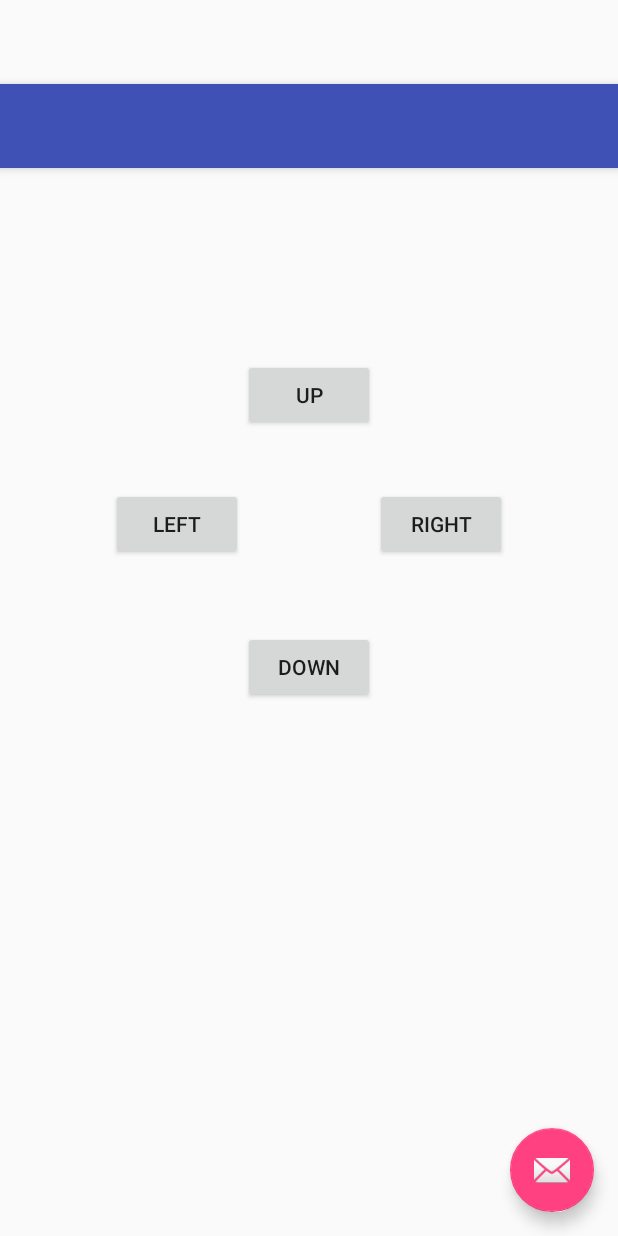
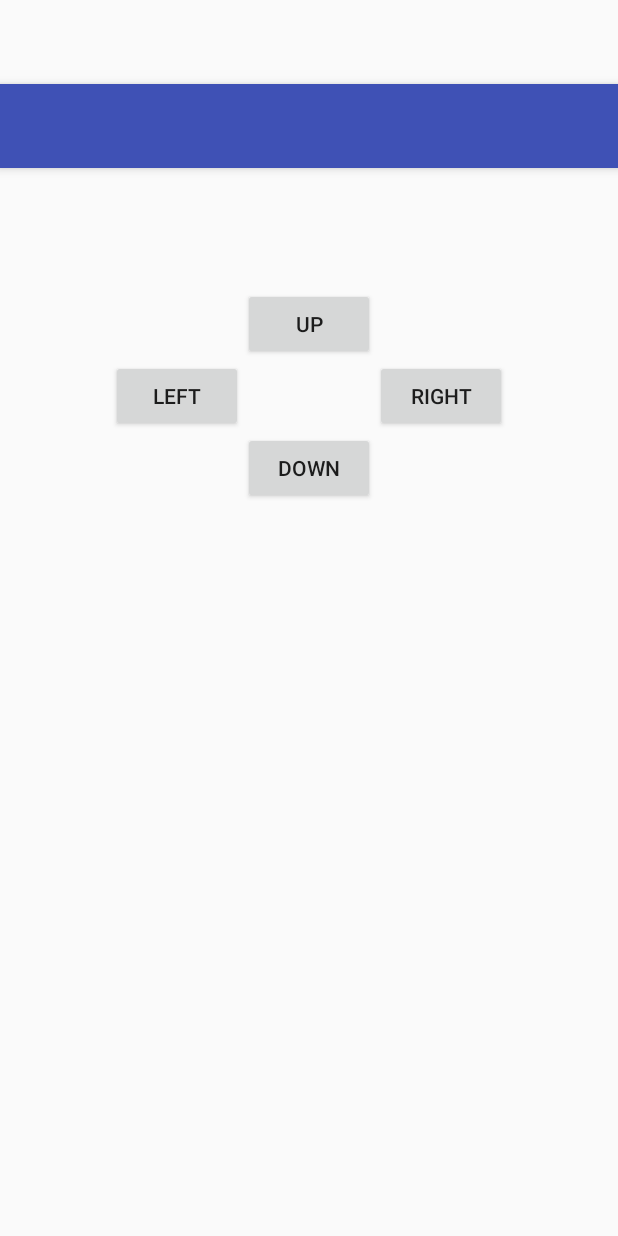
Before and after one commit to dtkelch/SpartaHack, an Android app: the layout activity_main.xml on its own in the app's theme, with its tools: preview values and no code run, on a phone screen of 412 x 824 dp. Run offline under Robolectric (Android 15) with nearby library versions, the phone set to English and light mode, and no system bars.

Commit message:
Plays a little nicer

```diff
--- a/app/src/main/res/layout/activity_main.xml
+++ b/app/src/main/res/layout/activity_main.xml
@@ -24,12 +24,5 @@
 
     <include layout="@layout/content_main"/>
 
-    <android.support.design.widget.FloatingActionButton
-        android:id="@+id/fab"
-        android:layout_width="wrap_content"
-        android:layout_height="wrap_content"
-        android:layout_gravity="bottom|end"
-        android:layout_margin="@dimen/fab_margin"
-        android:src="@android:drawable/ic_dialog_email" />
 
 </android.support.design.widget.CoordinatorLayout>
--- a/app/src/main/res/layout/content_main.xml
+++ b/app/src/main/res/layout/content_main.xml
@@ -18,18 +18,17 @@
         android:layout_height="wrap_content"
         android:text="UP"
         android:id="@+id/button_up"
+        android:layout_marginTop="64dp"
         android:layout_alignParentTop="true"
-        android:layout_centerHorizontal="true"
-        android:layout_marginTop="111dp"/>
+        android:layout_centerHorizontal="true"/>
 
     <Button
         android:layout_width="wrap_content"
         android:layout_height="wrap_content"
         android:text="DOWN"
         android:id="@+id/button_down"
-        android:layout_below="@+id/button_up"
-        android:layout_centerHorizontal="true"
-        android:layout_marginTop="133dp"/>
+        android:layout_below="@+id/button_left"
+        android:layout_toEndOf="@+id/button_left"/>
 
     <Button
         android:layout_width="wrap_content"
@@ -37,14 +36,14 @@
         android:text="LEFT"
         android:id="@+id/button_left"
         android:layout_below="@+id/button_up"
-        android:layout_toStartOf="@+id/button_up"
-        android:layout_marginTop="38dp"/>
+        android:layout_toStartOf="@+id/button_up"/>
 
     <Button
         android:layout_width="wrap_content"
         android:layout_height="wrap_content"
         android:text="RIGHT"
         android:id="@+id/button_right"
-        android:layout_alignTop="@+id/button_left"
+        android:layout_below="@+id/button_up"
         android:layout_toEndOf="@+id/button_up"/>
+
 </RelativeLayout>
```
Also changed, not shown: app/src/main/java/gvsu/firesay/MainActivity.java (+16 -31 lines).
